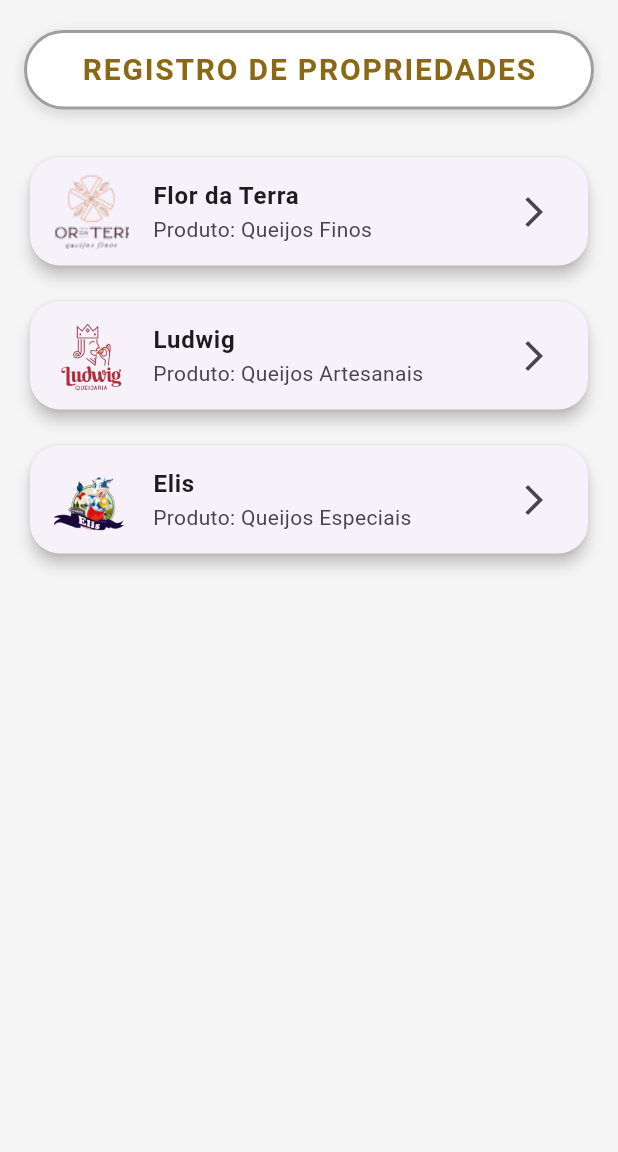
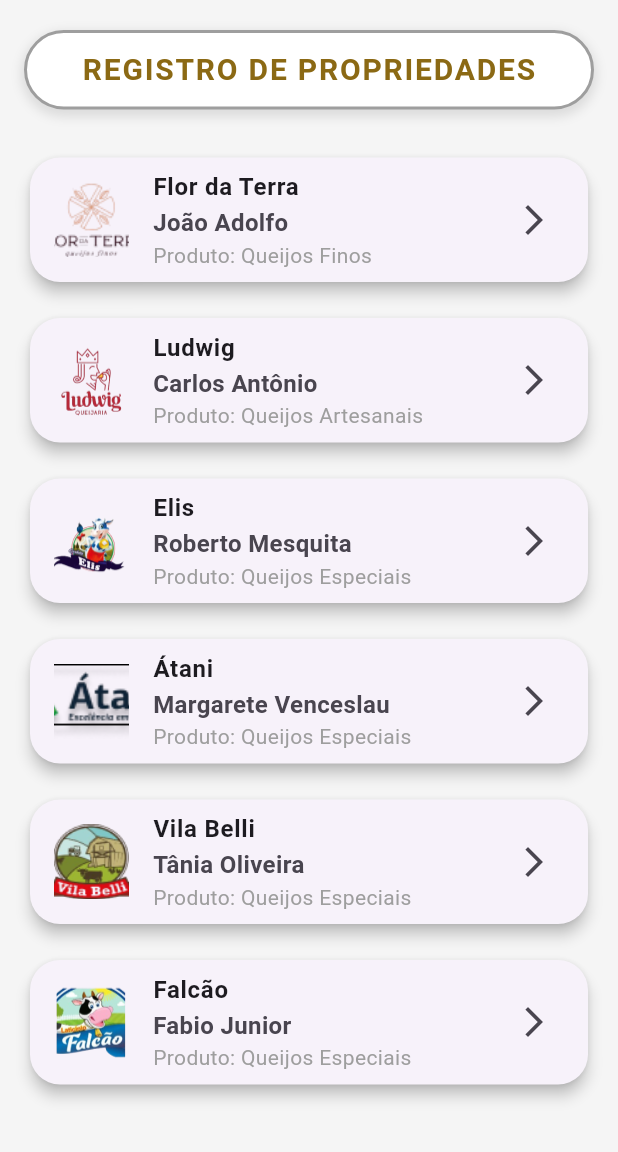
Before and after one commit to Grupo-3-Queijaria/Projeto-Integrador, a Flutter app: the screen it shows after launch, in the side drawer, after a tap on "Registro de Propriedades", on a phone screen of 412 x 824 dp, the part 84-1236 px from its top. Run offline on Flutter 3.47's test engine with Material 3 defaults, Android fonts, the phone set to English and light mode, and no system bars; missing offline and left inert: splash_screen_view.

Commit message:
listagem 80%

```diff
--- a/lib/RegistroPropriedades.dart
+++ b/lib/RegistroPropriedades.dart
@@ -11,16 +11,41 @@
         'nome': 'Flor da Terra',
         'produto': 'Produto: Queijos Finos',
         'imagem': 'assets/flor_terra.png',
+        'produtor': 'João Adolfo',
+        'email': 'mariaqueijos@gmail.com',
+        'telefone': '[+55] 45 9999-9999',
+        'cnpj': '00000-0000/00001',
+        'cpf': '000.000.000-00',
       },
       {
         'nome': 'Ludwig',
         'produto': 'Produto: Queijos Artesanais',
         'imagem': 'assets/ludwig.png',
+        'produtor': 'Carlos Antônio',
       },
       {
         'nome': 'Elis',
         'produto': 'Produto: Queijos Especiais',
         'imagem': 'assets/elis.png',
+        'produtor': 'Roberto Mesquita',
+      },
+      {
+        'nome': 'Átani',
+        'produto': 'Produto: Queijos Especiais',
+        'imagem': 'assets/atani.png',
+        'produtor': 'Margarete Venceslau',
+      },
+      {
+        'nome': 'Vila Belli',
+        'produto': 'Produto: Queijos Especiais',
+        'imagem': 'assets/vila_belli.png',
+        'produtor': 'Tânia Oliveira',
+      },
+      {
+        'nome': 'Falcão',
+        'produto': 'Produto: Queijos Especiais',
+        'imagem': 'assets/falcao.png',
+        'produtor': 'Fabio Junior',
       },
     ];
 
@@ -91,10 +116,28 @@
                           fontWeight: FontWeight.bold,
                         ),
                       ),
-                      subtitle: Text(propriedade['produto']!),
-                      trailing: const Icon(Icons.arrow_forward_ios),
+                      subtitle: Column(
+                        crossAxisAlignment: CrossAxisAlignment.start,
+                        children: [
+                          Text(
+                        propriedade['produtor']!,
+                        style: const TextStyle(
+                          fontSize: 16,
+                          fontWeight: FontWeight.bold,
+                        ),
+                      ),
+                     Text(
+                     (propriedade['produto']!),
+                     style: const TextStyle(
+                      fontSize: 14,
+                      color: Colors.grey,
+                     ),
+                     ),
+                    ],
+                  ),
+                    trailing: const Icon(Icons.arrow_forward_ios),
                       onTap: () {
-                        // Ação ao clicar em cada item (pode ser para abrir mais detalhes, por exemplo)
+                        // Ação ao clicar em cada item
                       },
                     ),
                   ),
--- a/lib/main.dart
+++ b/lib/main.dart
@@ -16,7 +16,6 @@
       duration: 3000,
       imageSize: 130,
       imageSrc: "assets/queijos-finos.png",
-      text: "Seja muito bem vindo ao melhor app de Engenharia de Soft",
       textStyle: const TextStyle(
         fontSize: 30.0,
         color: Colors.white,
--- a/pubspec.yaml
+++ b/pubspec.yaml
@@ -37,3 +37,6 @@
     - assets/flor_terra.png
     - assets/ludwig.png
     - assets/elis.png
+    - assets/atani.png
+    - assets/vila_belli.png
+    - assets/falcao.png
```
Also changed, not shown: assets/atani.png (added), assets/falcao.png (added), assets/vila_belli.png (added).
